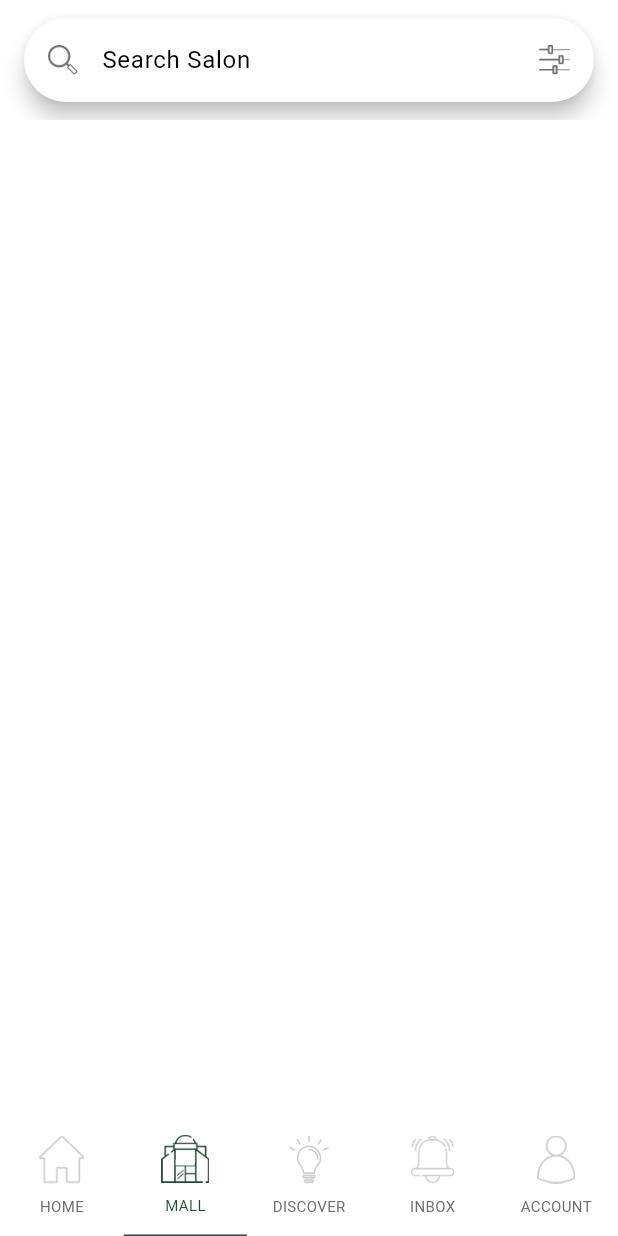
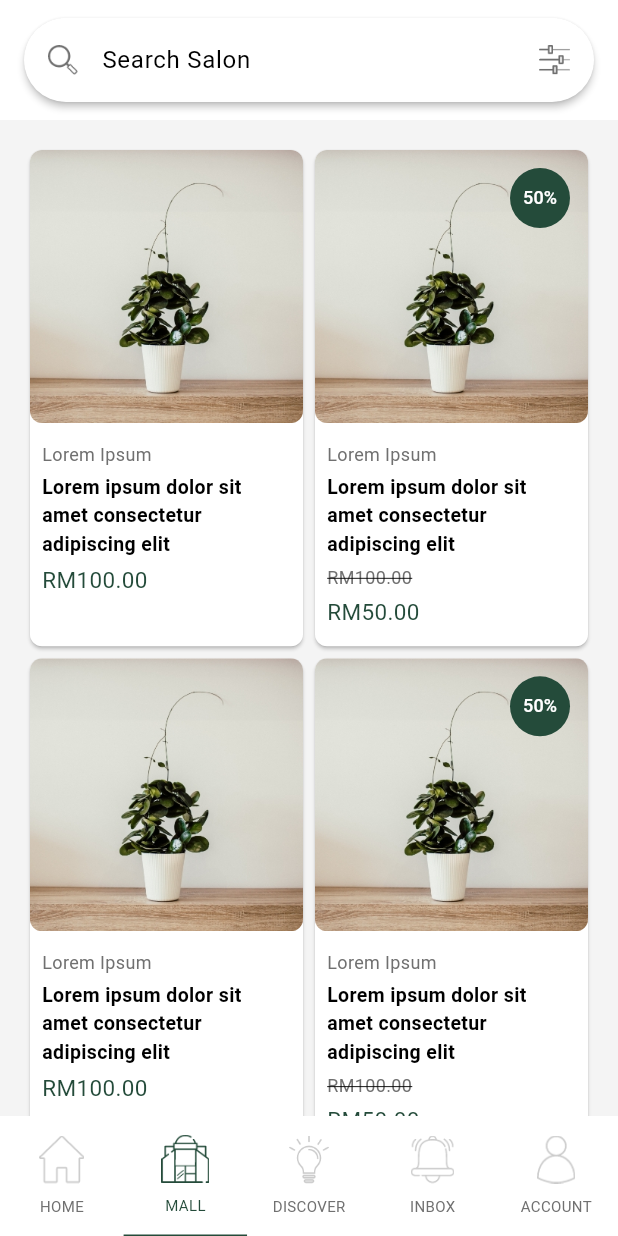
Before and after one commit to thing-code/planty-mobile-dev-test, a Flutter app: the MallScreen screen opened by its route, on a phone screen of 412 x 824 dp. Run offline on Flutter 3.47's test engine with Material 3 defaults, Android fonts, the phone set to English and light mode, and no system bars; our stand-ins replace go_router; missing offline and left inert: thing_toast.

Commit message:
Refactor HomeScreen and MallScreen components for consistency and improved layout
- Renamed PlantyAppBar to HomeAppBar and PlantBanner to HomeBanner for better clarity.
- Updated HomeScreen to use HomeBanner and HomePlantCard components.
- Introduced a new MallScreen with a GridView layout for displaying plants, including a custom MallPlantCard.
- Enhanced theme settings with a new CardTheme for consistent styling across the app.

```diff
--- a/lib/screens/home_screen.dart
+++ b/lib/screens/home_screen.dart
@@ -20,9 +20,9 @@ class HomeScreen extends StatelessWidget {
             floating: true,
             backgroundColor: AppColors.primary,
             expandedHeight: MediaQuery.sizeOf(context).height * .24,
-            flexibleSpace: FlexibleSpaceBar(background: PlantyAppBar()),
+            flexibleSpace: FlexibleSpaceBar(background: HomeAppBar()),
           ),
-          SliverToBoxAdapter(child: PlantBanner()),
+          SliverToBoxAdapter(child: HomeBanner()),
           SliverToBoxAdapter(child: MenuSection()),
           SliverToBoxAdapter(child: ServicesSection()),
           SliverToBoxAdapter(child: Assets.trendingDiscoveries.image()),
@@ -70,7 +70,7 @@ class ItemsSection extends StatelessWidget {
           return SizedBox(
             height: itemHeight,
             width: itemWidth,
-            child: PlantCard(useAspectRatio: false),
+            child: HomePlantCard(useAspectRatio: false),
           );
         },
       ),
@@ -123,7 +123,7 @@ class ServicesSection extends StatelessWidget {
               scrollDirection: Axis.horizontal,
               padding: EdgeInsets.symmetric(horizontal: 20),
               itemBuilder: (context, index) {
-                return PlantCard();
+                return HomePlantCard();
               },
               separatorBuilder: (context, index) => SizedBox(width: 8),
               itemCount: 5,
--- a/lib/screens/mall_screen.dart
+++ b/lib/screens/mall_screen.dart
@@ -1,5 +1,8 @@
 import 'package:flutter/material.dart';
+import 'package:planty_app/extensions/extension.dart';
 import 'package:planty_app/gen/assets.gen.dart';
+import 'package:planty_app/models/plant.dart';
+import 'package:planty_app/themes/theme.dart';
 
 class MallScreen extends StatelessWidget {
   const MallScreen({super.key});
@@ -7,14 +10,120 @@ class MallScreen extends StatelessWidget {
   @override
   Widget build(BuildContext context) {
     return Scaffold(
+      backgroundColor: AppColors.grey,
       appBar: AppBar(
         title: SearchBar(
           leading: Assets.iconSearch.image(height: 20),
           trailing: [Assets.iconFilter.image(height: 20)],
           hintText: 'Search Salon',
+          elevation: WidgetStatePropertyAll(2),
         ),
         toolbarHeight: 80,
+      ),
+      body: GridView.builder(
+        itemCount: 8,
+        padding: EdgeInsets.all(20),
+        gridDelegate: SliverGridDelegateWithFixedCrossAxisCount(
+          crossAxisCount: 2,
+          mainAxisSpacing: 8,
+          crossAxisSpacing: 8,
+          childAspectRatio: .55,
+        ),
+        itemBuilder: (context, index) {
+          final plant = Plant(
+            title: 'Lorem Ipsum',
+            desc: 'Lorem ipsum dolor sit amet consectetur adipiscing elit',
+            price: 100,
+            discountPercentage: index % 2 == 1 ? .5 : null,
+          );
+
+          return MallPlantCard(plant: plant);
+        },
       ),
     );
   }
 }
+
+class MallPlantCard extends StatelessWidget {
+  const MallPlantCard({super.key, required this.plant});
+
+  final Plant plant;
+
+  @override
+  Widget build(BuildContext context) {
+    return Card(
+      child: Column(
+        children: [
+          Stack(
+            children: [
+              ClipRRect(
+                borderRadius: BorderRadius.vertical(bottom: Radius.circular(8)),
+                child: Assets.image.image(),
+              ),
+              ?_discountTag,
+            ],
+          ),
+          Padding(
+            padding: EdgeInsets.symmetric(vertical: 12, horizontal: 8),
+            child: Column(
+              crossAxisAlignment: CrossAxisAlignment.start,
+              spacing: 4,
+              children: [
+                Text(
+                  plant.title,
+                  style: TextStyle(fontSize: 12, color: AppColors.subtitle),
+                ),
+                Text(
+                  plant.desc,
+                  style: TextStyle(fontSize: 13, fontWeight: FontWeight.bold),
+                ),
+                ?_normalPrice,
+                Text(
+                  _finalPrice.toMYR,
+                  style: TextStyle(fontSize: 15, color: AppColors.primary),
+                ),
+              ],
+            ),
+          ),
+        ],
+      ),
+    );
+  }
+
+  double get _finalPrice {
+    if (plant.discountPercentage == null) return plant.price;
+
+    return plant.price * plant.discountPercentage!;
+  }
+
+  Widget? get _normalPrice {
+    if (plant.discountPercentage == null) return null;
+
+    return Text(
+      plant.price.toMYR,
+      style: TextStyle(
+        fontSize: 12,
+        color: AppColors.subtitle,
+        decoration: TextDecoration.lineThrough,
+      ),
+    );
+  }
+
+  Widget? get _discountTag {
+    if (plant.discountPercentage == null) return null;
+
+    return Positioned(
+      top: 12,
+      right: 12,
+      child: CircleAvatar(
+        child: Padding(
+          padding: const EdgeInsets.all(8.0),
+          child: Text(
+            '${(plant.discountPercentage! * 100).round()}%',
+            style: TextStyle(fontSize: 12),
+          ),
+        ),
+      ),
+    );
+  }
+}
--- a/lib/themes/theme.dart
+++ b/lib/themes/theme.dart
@@ -28,10 +28,15 @@ abstract class AppThemes {
     ),
     actionIconTheme: ActionIconThemeData(
       backButtonIconBuilder: (context) =>
-          Icon(Icons.chevron_left, color: AppColors.primary),
+          Icon(Icons.arrow_back_ios, color: AppColors.primary),
     ),
     searchBarTheme: SearchBarThemeData(
       padding: WidgetStatePropertyAll(EdgeInsets.symmetric(horizontal: 16)),
     ),
+    cardTheme: CardThemeData(
+      clipBehavior: Clip.antiAlias,
+      margin: EdgeInsets.zero,
+      shape: RoundedRectangleBorder(borderRadius: BorderRadius.circular(8)),
+    ),
   );
 }
--- a/lib/widgets/home_app_bar.dart
+++ b/lib/widgets/home_app_bar.dart
@@ -3,8 +3,8 @@ import 'package:planty_app/extensions/extension.dart';
 import 'package:planty_app/themes/theme.dart';
 import 'package:thing_toast/thing_toast.dart';
 
-class PlantyAppBar extends StatelessWidget {
-  const PlantyAppBar({super.key});
+class HomeAppBar extends StatelessWidget {
+  const HomeAppBar({super.key});
 
   @override
   Widget build(BuildContext context) {
--- a/lib/widgets/home_banner.dart
+++ b/lib/widgets/home_banner.dart
@@ -1,8 +1,8 @@
 import 'package:flutter/material.dart';
 import 'package:planty_app/gen/assets.gen.dart';
 
-class PlantBanner extends StatelessWidget {
-  const PlantBanner({super.key});
+class HomeBanner extends StatelessWidget {
+  const HomeBanner({super.key});
 
   @override
   Widget build(BuildContext context) {
--- a/lib/widgets/home_card.dart
+++ b/lib/widgets/home_card.dart
@@ -3,8 +3,8 @@ import 'package:planty_app/extensions/extension.dart';
 import 'package:planty_app/gen/assets.gen.dart';
 import 'package:planty_app/themes/theme.dart';
 
-class PlantCard extends StatelessWidget {
-  const PlantCard({super.key, this.useAspectRatio = true});
+class HomePlantCard extends StatelessWidget {
+  const HomePlantCard({super.key, this.useAspectRatio = true});
 
   final bool useAspectRatio;
 
```
